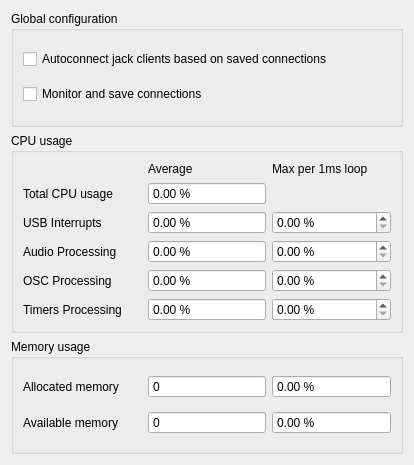
Qt form damc_gui/GlobalConfigDialog.ui (amurzeau/damc) before a commit.
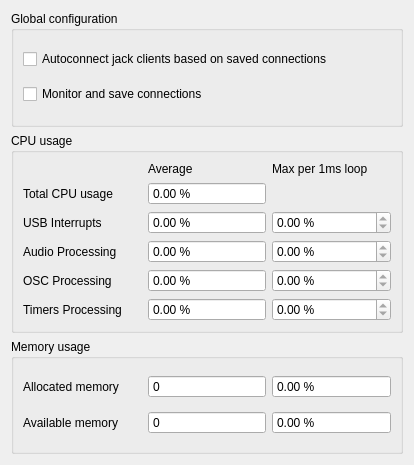
The same form after that commit.

Commit message: damc_gui: make timing spinboxes readonly

The edit to the form file:
```diff
--- a/damc_gui/GlobalConfigDialog.ui
+++ b/damc_gui/GlobalConfigDialog.ui
@@ -58,6 +58,9 @@
       </item>
       <item row="5" column="2">
        <widget class="QDoubleSpinBox" name="timersProcessingPerLoopSpinBox">
+        <property name="readOnly">
+         <bool>true</bool>
+        </property>
         <property name="suffix">
          <string> %</string>
         </property>
@@ -68,6 +71,9 @@
       </item>
       <item row="2" column="2">
        <widget class="QDoubleSpinBox" name="usbInterruptsPerLoopSpinBox">
+        <property name="readOnly">
+         <bool>true</bool>
+        </property>
         <property name="suffix">
          <string> %</string>
         </property>
@@ -78,6 +84,9 @@
       </item>
       <item row="3" column="2">
        <widget class="QDoubleSpinBox" name="audioProcessingPerLoopSpinBox">
+        <property name="readOnly">
+         <bool>true</bool>
+        </property>
         <property name="suffix">
          <string> %</string>
         </property>
@@ -196,6 +205,9 @@
       </item>
       <item row="4" column="2">
        <widget class="QDoubleSpinBox" name="oscProcessingPerLoopSpinBox">
+        <property name="readOnly">
+         <bool>true</bool>
+        </property>
         <property name="suffix">
          <string> %</string>
         </property>
```
